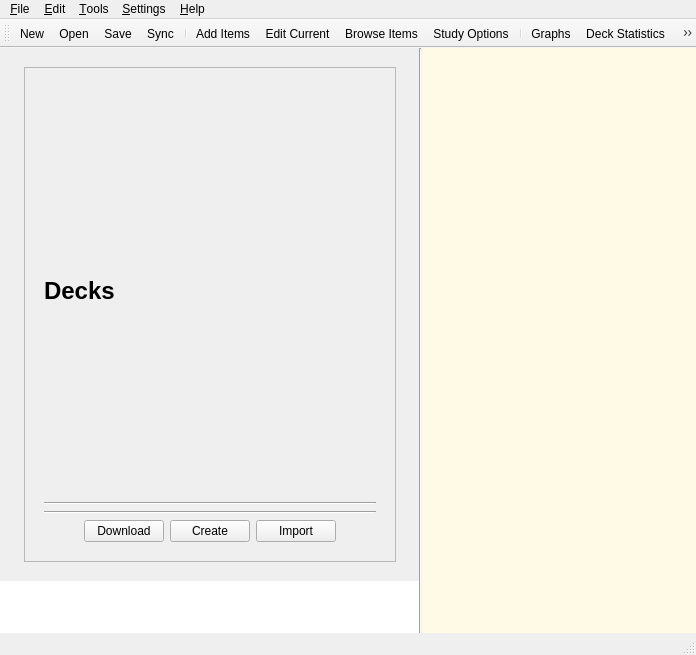
This is designer/main.ui in ankitects/anki as Qt 5 draws it before an edit. The edited form follows.
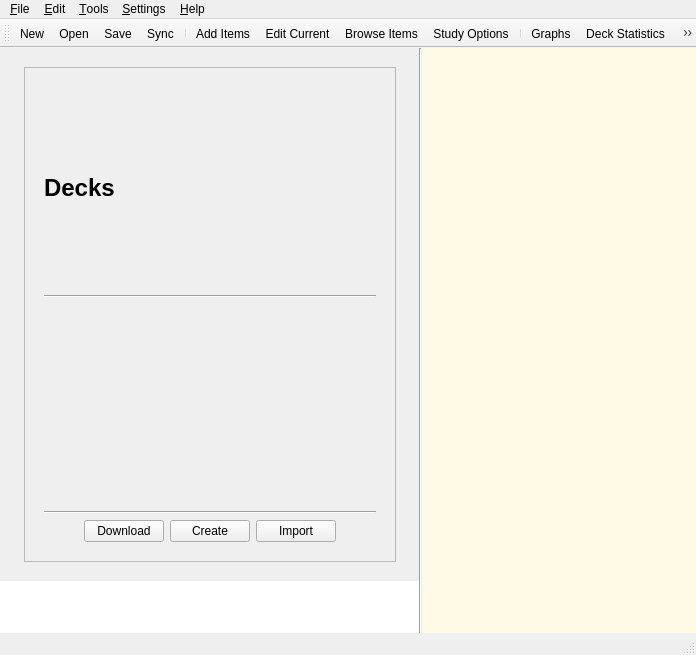
This is the edited form. The open tabs and pages were chosen to show the change. Icons and pictures are not drawn.

Commit message: summarize progress for the day

Patch:
```diff
--- a/designer/main.ui
+++ b/designer/main.ui
@@ -1158,6 +1158,16 @@
                     </property>
                    </widget>
                   </item>
+                  <item>
+                   <widget class="QLabel" name="deckBrowserSummary">
+                    <property name="text">
+                     <string/>
+                    </property>
+                    <property name="alignment">
+                     <set>Qt::AlignCenter</set>
+                    </property>
+                   </widget>
+                  </item>
                   <item>
                    <widget class="Line" name="line_4">
                     <property name="orientation">
```
The commit also changes 1 other file.
